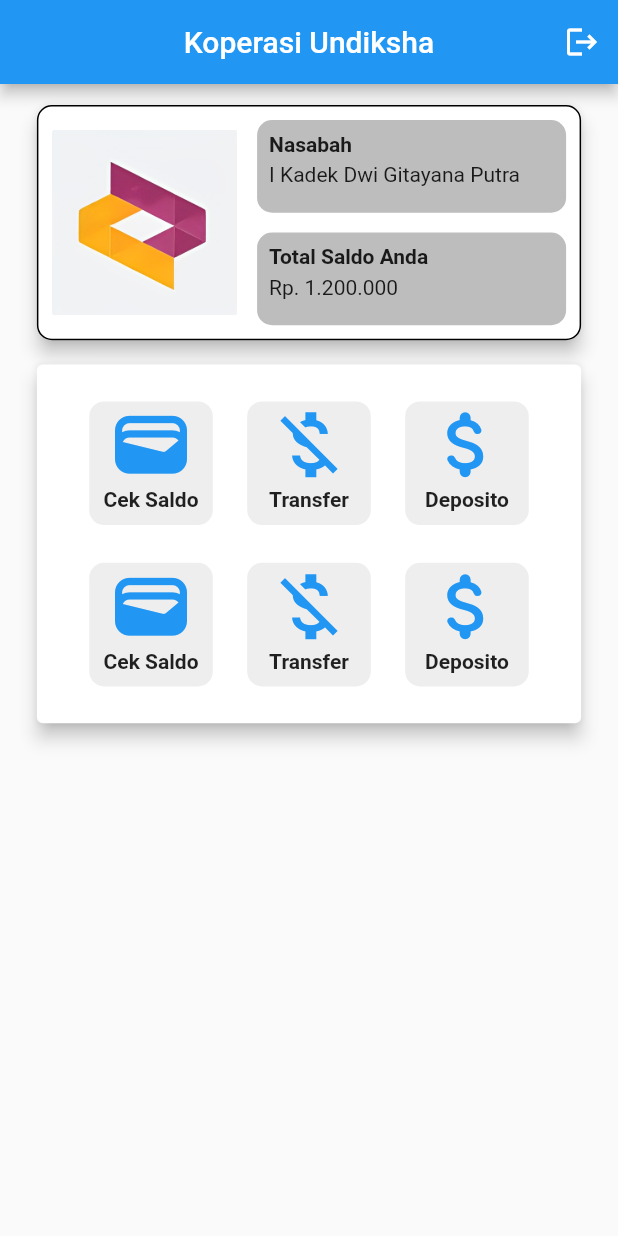
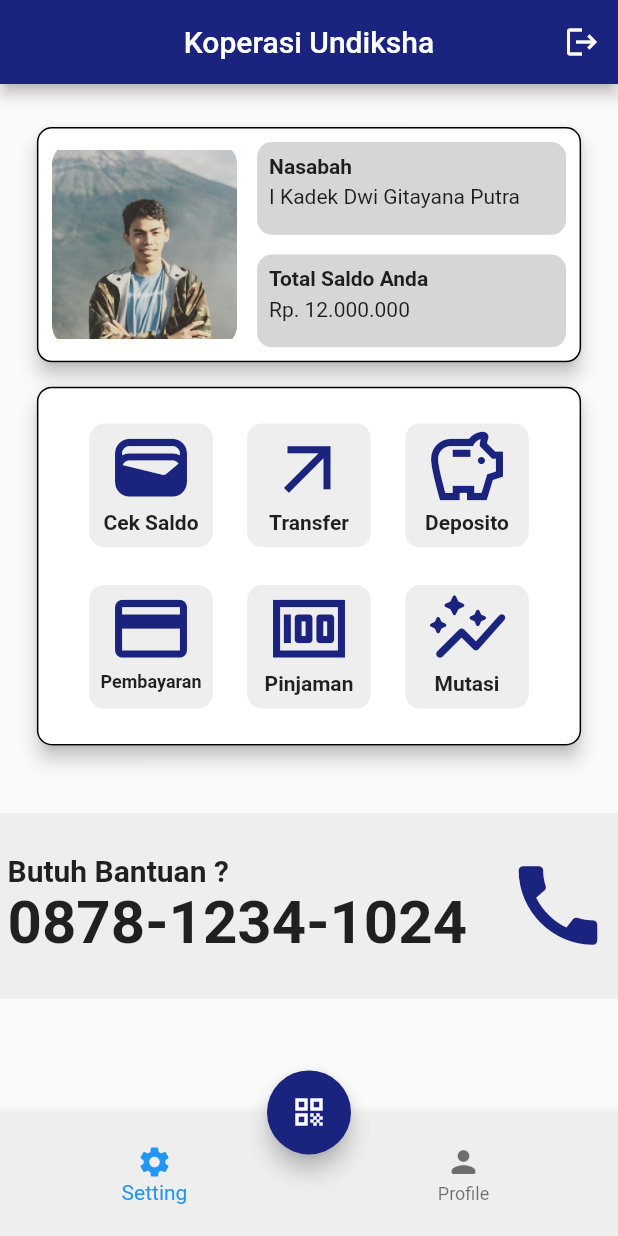
Before and after one commit to kadekyana/LayoutingKoperasi, a Flutter app: the screen it shows after launch, after a tap on "Login", on a phone screen of 412 x 824 dp. Run offline on Flutter 3.47's test engine with Material 2 defaults, Android fonts, the phone set to English and light mode, and no system bars; network calls fail.

Commit message:
git add . git commit "final layouting"

```diff
--- a/lib/layouting/hariPertama.dart
+++ b/lib/layouting/hariPertama.dart
@@ -11,11 +11,12 @@ class HariPertama extends StatelessWidget {
       debugShowCheckedModeBanner: false,
       home: Scaffold(
         appBar: AppBar(
+          backgroundColor: Colors.indigo[900],
           title: Text('Koperasi Undiksha'),
           centerTitle: true,
         ),
         bottomNavigationBar: Container(
-          height: MediaQuery.of(context).size.height * 0.05,
+          height: MediaQuery.of(context).size.height * 0.1,
           color: Colors.grey,
           child: Center(
               child: Text(
@@ -140,6 +141,8 @@ class HariPertama extends StatelessWidget {
                               );
                             },
                             style: ButtonStyle(
+                                backgroundColor: MaterialStatePropertyAll(
+                                    Colors.indigo[900]),
                                 elevation: MaterialStatePropertyAll(10),
                                 padding: MaterialStatePropertyAll(
                                     EdgeInsets.symmetric(
--- a/lib/layouting/home.dart
+++ b/lib/layouting/home.dart
@@ -11,6 +11,7 @@ class Home extends StatelessWidget {
       debugShowCheckedModeBanner: false,
       home: Scaffold(
         appBar: AppBar(
+          backgroundColor: Colors.indigo[900],
           title: Text('Koperasi Undiksha'),
           centerTitle: true,
           actions: <Widget>[
@@ -27,10 +28,25 @@ class Home extends StatelessWidget {
             ),
           ],
         ),
+        floatingActionButton: FloatingActionButton(
+          onPressed: () {},
+          child: Icon(Icons.qr_code),
+          backgroundColor: Colors.indigo[900],
+        ),
+        floatingActionButtonLocation: FloatingActionButtonLocation.centerDocked,
+        bottomNavigationBar: Container(
+          height: MediaQuery.of(context).size.height * 0.1,
+          child: BottomNavigationBar(backgroundColor: Colors.grey[200], items: [
+            BottomNavigationBarItem(
+                icon: Icon(Icons.settings), label: 'Setting'),
+            BottomNavigationBarItem(
+                icon: Icon(Icons.person_rounded), label: 'Profile'),
+          ]),
+        ),
         body: Column(
           children: [
             SizedBox(
-              height: 10,
+              height: MediaQuery.of(context).size.height * 0.03,
             ),
             Center(
               child: Container(
@@ -47,15 +63,13 @@ class Home extends StatelessWidget {
                       mainAxisAlignment: MainAxisAlignment.spaceBetween,
                       children: [
                         Container(
-                          width: MediaQuery.of(context).size.width * 0.3,
-                          height: MediaQuery.of(context).size.height * 1,
-                          child: ClipRRect(
-                            borderRadius: BorderRadius.all(Radius.circular(10)),
-                            child: Image(
-                              image: AssetImage('images/hd.png'),
-                            ),
-                          ),
-                        ),
+                            width: MediaQuery.of(context).size.width * 0.3,
+                            height: MediaQuery.of(context).size.height * 1,
+                            child: ClipRRect(
+                              borderRadius:
+                                  BorderRadius.all(Radius.circular(15)),
+                              child: Image(image: AssetImage('images/wi.png')),
+                            )),
                         Column(
                           mainAxisAlignment: MainAxisAlignment.spaceBetween,
                           children: [
@@ -65,7 +79,7 @@ class Home extends StatelessWidget {
                                   MediaQuery.of(context).size.height * 0.075,
                               decoration: BoxDecoration(
                                 borderRadius: BorderRadius.circular(10),
-                                color: Colors.grey[400],
+                                color: Colors.grey[350],
                               ),
                               child: Padding(
                                 padding: const EdgeInsets.all(8.0),
@@ -104,7 +118,7 @@ class Home extends StatelessWidget {
                                   MediaQuery.of(context).size.height * 0.075,
                               decoration: BoxDecoration(
                                 borderRadius: BorderRadius.circular(10),
-                                color: Colors.grey[400],
+                                color: Colors.grey[350],
                               ),
                               child: Padding(
                                 padding: const EdgeInsets.all(8.0),
@@ -132,7 +146,7 @@ class Home extends StatelessWidget {
                                         height:
                                             MediaQuery.of(context).size.height *
                                                 0.025,
-                                        child: Text('Rp. 1.200.000'))
+                                        child: Text('Rp. 12.000.000'))
                                   ],
                                 ),
                               ),
@@ -152,6 +166,9 @@ class Home extends StatelessWidget {
               width: MediaQuery.of(context).size.width * 0.9,
               height: MediaQuery.of(context).size.height * 0.3,
               child: Card(
+                shape: RoundedRectangleBorder(
+                    borderRadius: BorderRadius.circular(10),
+                    side: BorderSide(color: Colors.black, width: 1)),
                 elevation: 5,
                 child: Padding(
                   padding: const EdgeInsets.all(12.0),
@@ -171,10 +188,10 @@ class Home extends StatelessWidget {
                             child: Column(
                               children: [
                                 Icon(
-                                  Icons.wallet,
+                                  Icons.wallet_rounded,
                                   size:
                                       MediaQuery.of(context).size.height * 0.07,
-                                  color: Colors.blue,
+                                  color: Colors.indigo[900],
                                 ),
                                 Text(
                                   'Cek Saldo',
@@ -193,10 +210,10 @@ class Home extends StatelessWidget {
                             child: Column(
                               children: [
                                 Icon(
-                                  Icons.money_off,
+                                  Icons.arrow_outward_sharp,
                                   size:
                                       MediaQuery.of(context).size.height * 0.07,
-                                  color: Colors.blue,
+                                  color: Colors.indigo[900],
                                 ),
                                 Text(
                                   'Transfer',
@@ -215,10 +232,10 @@ class Home extends StatelessWidget {
                             child: Column(
                               children: [
                                 Icon(
-                                  Icons.attach_money_rounded,
+                                  Icons.savings_outlined,
                                   size:
                                       MediaQuery.of(context).size.height * 0.07,
-                                  color: Colors.blue,
+                                  color: Colors.indigo[900],
                                 ),
                                 Text(
                                   'Deposito',
@@ -242,13 +259,37 @@ class Home extends StatelessWidget {
                             child: Column(
                               children: [
                                 Icon(
-                                  Icons.wallet,
+                                  Icons.payment_outlined,
                                   size:
                                       MediaQuery.of(context).size.height * 0.07,
-                                  color: Colors.blue,
+                                  color: Colors.indigo[900],
                                 ),
                                 Text(
-                                  'Cek Saldo',
+                                  'Pembayaran',
+                                  style: TextStyle(
+                                      fontWeight: FontWeight.bold,
+                                      fontSize: 12),
+                                )
+                              ],
+                            ),
+                          ),
+                          Container(
+                            width: MediaQuery.of(context).size.width * 0.2,
+                            height: MediaQuery.of(context).size.height * 0.1,
+                            decoration: BoxDecoration(
+                              borderRadius: BorderRadius.circular(10),
+                              color: Colors.grey[200],
+                            ),
+                            child: Column(
+                              children: [
+                                Icon(
+                                  Icons.money,
+                                  size:
+                                      MediaQuery.of(context).size.height * 0.07,
+                                  color: Colors.indigo[900],
+                                ),
+                                Text(
+                                  'Pinjaman',
                                   style: TextStyle(fontWeight: FontWeight.bold),
                                 )
                               ],
@@ -264,35 +305,13 @@ class Home extends StatelessWidget {
                             child: Column(
                               children: [
                                 Icon(
-                                  Icons.money_off,
+                                  Icons.auto_graph_rounded,
                                   size:
                                       MediaQuery.of(context).size.height * 0.07,
-                                  color: Colors.blue,
+                                  color: Colors.indigo[900],
                                 ),
                                 Text(
-                                  'Transfer',
-                                  style: TextStyle(fontWeight: FontWeight.bold),
-                                )
-                              ],
-                            ),
-                          ),
-                          Container(
-                            width: MediaQuery.of(context).size.width * 0.2,
-                            height: MediaQuery.of(context).size.height * 0.1,
-                            decoration: BoxDecoration(
-                              borderRadius: BorderRadius.circular(10),
-                              color: Colors.grey[200],
-                            ),
-                            child: Column(
-                              children: [
-                                Icon(
-                                  Icons.attach_money_rounded,
-                                  size:
-                                      MediaQuery.of(context).size.height * 0.07,
-                                  color: Colors.blue,
-                                ),
-                                Text(
-                                  'Deposito',
+                                  'Mutasi',
                                   style: TextStyle(fontWeight: FontWeight.bold),
                                 )
                               ],
@@ -305,6 +324,44 @@ class Home extends StatelessWidget {
                 ),
               ),
             ),
+            SizedBox(
+              height: MediaQuery.of(context).size.height * 0.05,
+            ),
+            Container(
+              width: double.infinity,
+              height: MediaQuery.of(context).size.height * 0.15,
+              color: Colors.grey[200],
+              child: Padding(
+                padding: const EdgeInsets.all(5.0),
+                child: Row(
+                  mainAxisAlignment: MainAxisAlignment.spaceBetween,
+                  crossAxisAlignment: CrossAxisAlignment.stretch,
+                  children: [
+                    Column(
+                      mainAxisAlignment: MainAxisAlignment.center,
+                      crossAxisAlignment: CrossAxisAlignment.start,
+                      children: [
+                        Text(
+                          'Butuh Bantuan ?',
+                          style: TextStyle(
+                              fontWeight: FontWeight.bold, fontSize: 20),
+                        ),
+                        Text(
+                          '0878-1234-1024',
+                          style: TextStyle(
+                              fontWeight: FontWeight.bold, fontSize: 40),
+                        )
+                      ],
+                    ),
+                    Icon(
+                      Icons.call,
+                      color: Colors.indigo[900],
+                      size: 70,
+                    )
+                  ],
+                ),
+              ),
+            )
           ],
         ),
       ),
```
Also changed, not shown: lib/layouting/bottombar.dart (added, +155 -0 lines), images/wi.png (added).
